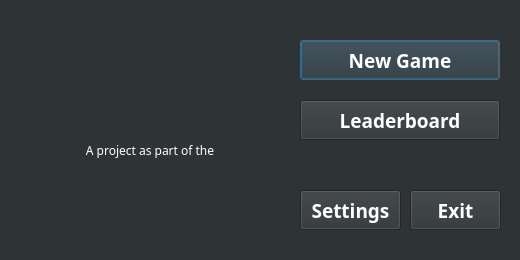
First picture: the form in Zork_Qt_project/zorkhome.ui, repository willoleary6/ZorkProject, before the edit.
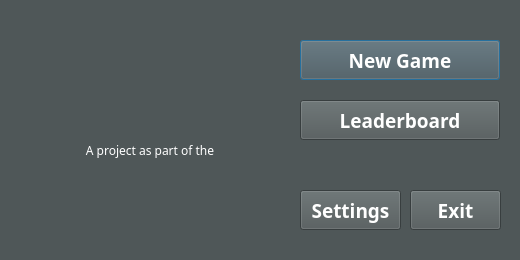
Second picture: the form after the edit. Icons and pictures are not drawn.

```diff
--- a/Zork_Qt_project/zorkhome.ui
+++ b/Zork_Qt_project/zorkhome.ui
@@ -33,7 +33,7 @@
    <bool>false</bool>
   </property>
   <property name="styleSheet">
-   <string notr="true">background-color: rgb(46, 52, 54);</string>
+   <string notr="true">background-color: rgb(79, 87, 88);</string>
   </property>
   <property name="sizeGripEnabled">
    <bool>false</bool>
@@ -62,9 +62,9 @@
       <colorrole role="Button">
        <brush brushstyle="SolidPattern">
         <color alpha="255">
-         <red>46</red>
-         <green>52</green>
-         <blue>54</blue>
+         <red>79</red>
+         <green>87</green>
+         <blue>88</blue>
         </color>
        </brush>
       </colorrole>
@@ -89,18 +89,18 @@
       <colorrole role="Base">
        <brush brushstyle="SolidPattern">
         <color alpha="255">
-         <red>46</red>
-         <green>52</green>
-         <blue>54</blue>
+         <red>79</red>
+         <green>87</green>
+         <blue>88</blue>
         </color>
        </brush>
       </colorrole>
       <colorrole role="Window">
        <brush brushstyle="SolidPattern">
         <color alpha="255">
-         <red>46</red>
-         <green>52</green>
-         <blue>54</blue>
+         <red>79</red>
+         <green>87</green>
+         <blue>88</blue>
         </color>
        </brush>
       </colorrole>
@@ -118,9 +118,9 @@
       <colorrole role="Button">
        <brush brushstyle="SolidPattern">
         <color alpha="255">
-         <red>46</red>
-         <green>52</green>
-         <blue>54</blue>
+         <red>79</red>
+         <green>87</green>
+         <blue>88</blue>
         </color>
        </brush>
       </colorrole>
@@ -145,18 +145,18 @@
       <colorrole role="Base">
        <brush brushstyle="SolidPattern">
         <color alpha="255">
-         <red>46</red>
-         <green>52</green>
-         <blue>54</blue>
+         <red>79</red>
+         <green>87</green>
+         <blue>88</blue>
         </color>
        </brush>
       </colorrole>
       <colorrole role="Window">
        <brush brushstyle="SolidPattern">
         <color alpha="255">
-         <red>46</red>
-         <green>52</green>
-         <blue>54</blue>
+         <red>79</red>
+         <green>87</green>
+         <blue>88</blue>
         </color>
        </brush>
       </colorrole>
@@ -174,9 +174,9 @@
       <colorrole role="Button">
        <brush brushstyle="SolidPattern">
         <color alpha="255">
-         <red>46</red>
-         <green>52</green>
-         <blue>54</blue>
+         <red>79</red>
+         <green>87</green>
+         <blue>88</blue>
         </color>
        </brush>
       </colorrole>
@@ -201,18 +201,18 @@
       <colorrole role="Base">
        <brush brushstyle="SolidPattern">
         <color alpha="255">
-         <red>46</red>
-         <green>52</green>
-         <blue>54</blue>
+         <red>79</red>
+         <green>87</green>
+         <blue>88</blue>
         </color>
        </brush>
       </colorrole>
       <colorrole role="Window">
        <brush brushstyle="SolidPattern">
         <color alpha="255">
-         <red>46</red>
-         <green>52</green>
-         <blue>54</blue>
+         <red>79</red>
+         <green>87</green>
+         <blue>88</blue>
         </color>
        </brush>
       </colorrole>
@@ -249,9 +249,9 @@
       <colorrole role="Button">
        <brush brushstyle="SolidPattern">
         <color alpha="255">
-         <red>46</red>
-         <green>52</green>
-         <blue>54</blue>
+         <red>79</red>
+         <green>87</green>
+         <blue>88</blue>
         </color>
        </brush>
       </colorrole>
@@ -267,18 +267,18 @@
       <colorrole role="Base">
        <brush brushstyle="SolidPattern">
         <color alpha="255">
-         <red>46</red>
-         <green>52</green>
-         <blue>54</blue>
+         <red>79</red>
+         <green>87</green>
+         <blue>88</blue>
         </color>
        </brush>
       </colorrole>
       <colorrole role="Window">
        <brush brushstyle="SolidPattern">
         <color alpha="255">
-         <red>46</red>
-         <green>52</green>
-         <blue>54</blue>
+         <red>79</red>
+         <green>87</green>
+         <blue>88</blue>
         </color>
        </brush>
       </colorrole>
@@ -287,9 +287,9 @@
       <colorrole role="Button">
        <brush brushstyle="SolidPattern">
         <color alpha="255">
-         <red>46</red>
-         <green>52</green>
-         <blue>54</blue>
+         <red>79</red>
+         <green>87</green>
+         <blue>88</blue>
         </color>
        </brush>
       </colorrole>
@@ -305,18 +305,18 @@
       <colorrole role="Base">
        <brush brushstyle="SolidPattern">
         <color alpha="255">
-         <red>46</red>
-         <green>52</green>
-         <blue>54</blue>
+         <red>79</red>
+         <green>87</green>
+         <blue>88</blue>
         </color>
        </brush>
       </colorrole>
       <colorrole role="Window">
        <brush brushstyle="SolidPattern">
         <color alpha="255">
-         <red>46</red>
-         <green>52</green>
-         <blue>54</blue>
+         <red>79</red>
+         <green>87</green>
+         <blue>88</blue>
         </color>
        </brush>
       </colorrole>
@@ -325,9 +325,9 @@
       <colorrole role="Button">
        <brush brushstyle="SolidPattern">
         <color alpha="255">
-         <red>46</red>
-         <green>52</green>
-         <blue>54</blue>
+         <red>79</red>
+         <green>87</green>
+         <blue>88</blue>
         </color>
        </brush>
       </colorrole>
@@ -343,18 +343,18 @@
       <colorrole role="Base">
        <brush brushstyle="SolidPattern">
         <color alpha="255">
-         <red>46</red>
-         <green>52</green>
-         <blue>54</blue>
+         <red>79</red>
+         <green>87</green>
+         <blue>88</blue>
         </color>
        </brush>
       </colorrole>
       <colorrole role="Window">
        <brush brushstyle="SolidPattern">
         <color alpha="255">
-         <red>46</red>
-         <green>52</green>
-         <blue>54</blue>
+         <red>79</red>
+         <green>87</green>
+         <blue>88</blue>
         </color>
        </brush>
       </colorrole>
@@ -388,9 +388,9 @@
       <colorrole role="Button">
        <brush brushstyle="SolidPattern">
         <color alpha="255">
-         <red>46</red>
-         <green>52</green>
-         <blue>54</blue>
+         <red>79</red>
+         <green>87</green>
+         <blue>88</blue>
         </color>
        </brush>
       </colorrole>
@@ -406,18 +406,18 @@
       <colorrole role="Base">
        <brush brushstyle="SolidPattern">
         <color alpha="255">
-         <red>46</red>
-         <green>52</green>
-         <blue>54</blue>
+         <red>79</red>
+         <green>87</green>
+         <blue>88</blue>
         </color>
        </brush>
       </colorrole>
       <colorrole role="Window">
        <brush brushstyle="SolidPattern">
         <color alpha="255">
-         <red>46</red>
-         <green>52</green>
-         <blue>54</blue>
+         <red>79</red>
+         <green>87</green>
+         <blue>88</blue>
         </color>
        </brush>
       </colorrole>
@@ -426,9 +426,9 @@
       <colorrole role="Button">
        <brush brushstyle="SolidPattern">
         <color alpha="255">
-         <red>46</red>
-         <green>52</green>
-         <blue>54</blue>
+         <red>79</red>
+         <green>87</green>
+         <blue>88</blue>
         </color>
        </brush>
       </colorrole>
@@ -444,18 +444,18 @@
       <colorrole role="Base">
        <brush brushstyle="SolidPattern">
         <color alpha="255">
-         <red>46</red>
-         <green>52</green>
-         <blue>54</blue>
+         <red>79</red>
+         <green>87</green>
+         <blue>88</blue>
         </color>
        </brush>
       </colorrole>
       <colorrole role="Window">
        <brush brushstyle="SolidPattern">
         <color alpha="255">
-         <red>46</red>
-         <green>52</green>
-         <blue>54</blue>
+         <red>79</red>
+         <green>87</green>
+         <blue>88</blue>
         </color>
        </brush>
       </colorrole>
@@ -464,9 +464,9 @@
       <colorrole role="Button">
        <brush brushstyle="SolidPattern">
         <color alpha="255">
-         <red>46</red>
-         <green>52</green>
-         <blue>54</blue>
+         <red>79</red>
+         <green>87</green>
+         <blue>88</blue>
         </color>
        </brush>
       </colorrole>
@@ -482,18 +482,18 @@
       <colorrole role="Base">
        <brush brushstyle="SolidPattern">
         <color alpha="255">
-         <red>46</red>
-         <green>52</green>
-         <blue>54</blue>
+         <red>79</red>
+         <green>87</green>
+         <blue>88</blue>
         </color>
        </brush>
       </colorrole>
       <colorrole role="Window">
        <brush brushstyle="SolidPattern">
         <color alpha="255">
-         <red>46</red>
-         <green>52</green>
-         <blue>54</blue>
+         <red>79</red>
+         <green>87</green>
+         <blue>88</blue>
         </color>
        </brush>
       </colorrole>
@@ -548,9 +548,9 @@
       <colorrole role="Button">
        <brush brushstyle="SolidPattern">
         <color alpha="255">
-         <red>46</red>
-         <green>52</green>
-         <blue>54</blue>
+         <red>79</red>
+         <green>87</green>
+         <blue>88</blue>
         </color>
        </brush>
       </colorrole>
@@ -566,18 +566,18 @@
       <colorrole role="Base">
        <brush brushstyle="SolidPattern">
         <color alpha="255">
-         <red>46</red>
-         <green>52</green>
-         <blue>54</blue>
+         <red>79</red>
+         <green>87</green>
+         <blue>88</blue>
         </color>
        </brush>
       </colorrole>
       <colorrole role="Window">
        <brush brushstyle="SolidPattern">
         <color alpha="255">
-         <red>46</red>
-         <green>52</green>
-         <blue>54</blue>
+         <red>79</red>
+         <green>87</green>
+         <blue>88</blue>
         </color>
        </brush>
       </colorrole>
@@ -586,9 +586,9 @@
       <colorrole role="Button">
        <brush brushstyle="SolidPattern">
         <color alpha="255">
-         <red>46</red>
-         <green>52</green>
-         <blue>54</blue>
+         <red>79</red>
+         <green>87</green>
+         <blue>88</blue>
         </color>
        </brush>
       </colorrole>
@@ -604,18 +604,18 @@
       <colorrole role="Base">
        <brush brushstyle="SolidPattern">
         <color alpha="255">
-         <red>46</red>
-         <green>52</green>
-         <blue>54</blue>
+         <red>79</red>
+         <green>87</green>
+         <blue>88</blue>
         </color>
        </brush>
       </colorrole>
       <colorrole role="Window">
        <brush brushstyle="SolidPattern">
         <color alpha="255">
-         <red>46</red>
-         <green>52</green>
-         <blue>54</blue>
+         <red>79</red>
+         <green>87</green>
+         <blue>88</blue>
         </color>
        </brush>
       </colorrole>
@@ -624,9 +624,9 @@
       <colorrole role="Button">
        <brush brushstyle="SolidPattern">
         <color alpha="255">
-         <red>46</red>
-         <green>52</green>
-         <blue>54</blue>
+         <red>79</red>
+         <green>87</green>
+         <blue>88</blue>
         </color>
        </brush>
       </colorrole>
@@ -642,18 +642,18 @@
       <colorrole role="Base">
        <brush brushstyle="SolidPattern">
         <color alpha="255">
-         <red>46</red>
-         <green>52</green>
-         <blue>54</blue>
+         <red>79</red>
+         <green>87</green>
+         <blue>88</blue>
         </color>
        </brush>
       </colorrole>
       <colorrole role="Window">
        <brush brushstyle="SolidPattern">
         <color alpha="255">
-         <red>46</red>
-         <green>52</green>
-         <blue>54</blue>
+         <red>79</red>
+         <green>87</green>
+         <blue>88</blue>
         </color>
        </brush>
       </colorrole>
@@ -721,9 +721,9 @@
       <colorrole role="Button">
        <brush brushstyle="SolidPattern">
         <color alpha="255">
-         <red>46</red>
-         <green>52</green>
-         <blue>54</blue>
+         <red>79</red>
+         <green>87</green>
+         <blue>88</blue>
         </color>
        </brush>
       </colorrole>
@@ -739,18 +739,18 @@
       <colorrole role="Base">
        <brush brushstyle="SolidPattern">
         <color alpha="255">
-         <red>46</red>
-         <green>52</green>
-         <blue>54</blue>
+         <red>79</red>
+         <green>87</green>
+         <blue>88</blue>
         </color>
        </brush>
       </colorrole>
       <colorrole role="Window">
        <brush brushstyle="SolidPattern">
         <color alpha="255">
-         <red>46</red>
-         <green>52</green>
-         <blue>54</blue>
+         <red>79</red>
+         <green>87</green>
+         <blue>88</blue>
         </color>
        </brush>
       </colorrole>
@@ -768,9 +768,9 @@
       <colorrole role="Button">
        <brush brushstyle="SolidPattern">
         <color alpha="255">
-         <red>46</red>
-         <green>52</green>
-         <blue>54</blue>
+         <red>79</red>
+         <green>87</green>
+         <blue>88</blue>
         </color>
        </brush>
       </colorrole>
@@ -786,18 +786,18 @@
       <colorrole role="Base">
        <brush brushstyle="SolidPattern">
         <color alpha="255">
-         <red>46</red>
-         <green>52</green>
-         <blue>54</blue>
+         <red>79</red>
+         <green>87</green>
+         <blue>88</blue>
         </color>
        </brush>
       </colorrole>
       <colorrole role="Window">
        <brush brushstyle="SolidPattern">
         <color alpha="255">
-         <red>46</red>
-         <green>52</green>
-         <blue>54</blue>
+         <red>79</red>
+         <green>87</green>
+         <blue>88</blue>
         </color>
        </brush>
       </colorrole>
@@ -815,9 +815,9 @@
       <colorrole role="Button">
        <brush brushstyle="SolidPattern">
         <color alpha="255">
-         <red>46</red>
-         <green>52</green>
-         <blue>54</blue>
+         <red>79</red>
+         <green>87</green>
+         <blue>88</blue>
         </color>
        </brush>
       </colorrole>
@@ -833,18 +833,18 @@
       <colorrole role="Base">
        <brush brushstyle="SolidPattern">
         <color alpha="255">
-         <red>46</red>
-         <green>52</green>
-         <blue>54</blue>
+         <red>79</red>
+         <green>87</green>
+         <blue>88</blue>
         </color>
        </brush>
       </colorrole>
       <colorrole role="Window">
        <brush brushstyle="SolidPattern">
         <color alpha="255">
-         <red>46</red>
-         <green>52</green>
-         <blue>54</blue>
+         <red>79</red>
+         <green>87</green>
+         <blue>88</blue>
         </color>
        </brush>
       </colorrole>
```
Left out of the diff: 4 changed lines with no effect on the pictures.
